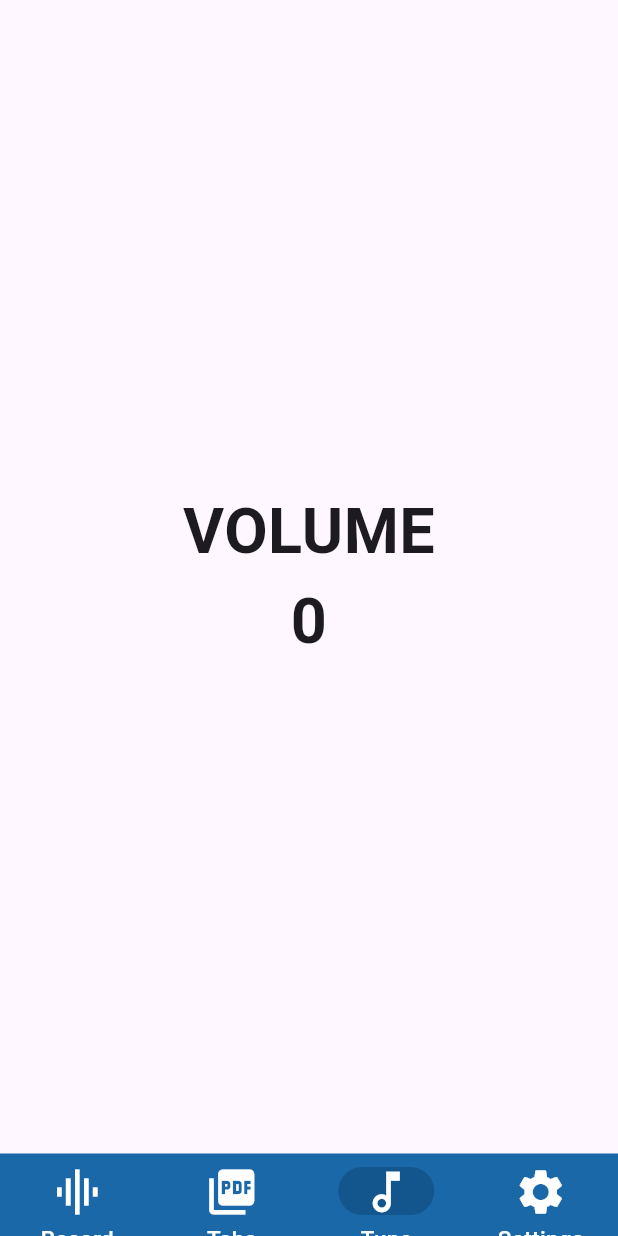
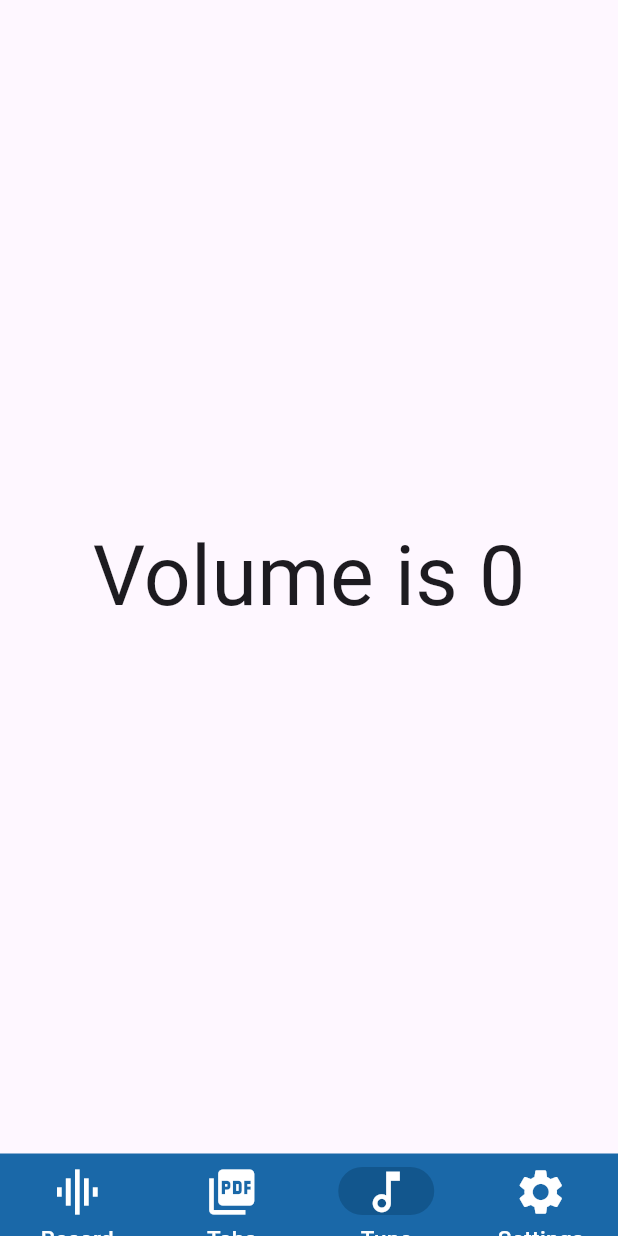
Before and after one commit to TymurBondar/Fretly, a Flutter app: the screen it shows after launch, on a phone screen of 412 x 824 dp. Run offline on Flutter 3.47's test engine with Material 3 defaults, Android fonts, the phone set to English and light mode, and no system bars; our stand-ins replace file_picker, open_file; missing offline and left inert: flutter_pdfview, record.

Commit message:
Detects the volume

```diff
--- a/lib/main.dart
+++ b/lib/main.dart
@@ -4,6 +4,12 @@ import 'package:flutter/material.dart';
 import 'package:record/record.dart';
 // import 'package:permission_handler/permission_handler.dart';
 // import 'package:pitch_detector_dart/pitch_detector.dart';
+
+// figure out a way to do this all at once
+import 'package:fretly/screens/record_screen.dart';
+import 'package:fretly/screens/tabs_screen.dart';
+import 'package:fretly/screens/tune_screen.dart';
+import 'package:fretly/screens/settings_screen.dart';
 
 void main() {
   runApp(const MaterialApp(home: MyApp()));
@@ -19,97 +25,19 @@ class MyApp extends StatefulWidget {
 class MyAppState extends State<MyApp> {
   int index = 2; // Initial index
 
-  // THIS CODE IS FOR THE AUDIO PROCESSING (I DON'T KNOW WHAT I AM DOING 10X)
-  final myRecording = AudioRecorder(); // I don't know where i should put this.
-  Timer? timer;
-  double volume = 0.0;
-  double minVolume = -45.0;
-
-  startTimer() async {
-    timer ??= Timer.periodic(
-        const Duration(milliseconds: 50), (timer) => updateVolume());
-  }
-
-  updateVolume() async {
-    Amplitude ampl = await myRecording.getAmplitude();
-    if (ampl.current > minVolume) {
-      setState(() {
-        volume = (ampl.current - minVolume) / minVolume;
-      });
-    }
-  }
-
-  int volume0to(int maxVolumeToDisplay) {
-    return (volume * maxVolumeToDisplay).round().abs();
-  }
-
-  Future<bool> startRecording() async {
-  // I used Permission_handler package before, I don't think I need it anymore but I will still keep it commented, DELETE IN THE FUTURE
-    // var permissionStatus = await Permission.microphone.request();
-    // log("${permissionStatus.isGranted}"); //permission is now granted
-  var permission = await myRecording.hasPermission();
-
-  if (permission) {
-    log(".hasPermission is working");
-    //there is an error in this try block
-    try {
-      if (!await myRecording.isRecording()) {
-        await myRecording.startStream(const RecordConfig(encoder: AudioEncoder.pcm16bits));
-        startTimer();
-      }
-    } catch (e) {
-      log("Error during recording setup: $e");
-      return false; // Return false if there is an error
-    }
-    log("Access to Microphone Granted");
-    return true;
-  } else {
-    log("Denied!!!!");
-    return false;
-  }
-}
-
-
-
   final screens = [
-    const Center(
-      child: Text(
-        "Record",
-        style: TextStyle(fontSize: 72),
-      ),
-    ),
-    const Center(
-      child: Text(
-        "Tabs",
-        style: TextStyle(fontSize: 72),
-      ),
-    ),
-    const Center(child: Text("yes", style: TextStyle(fontSize: 72))),
-    const Center(
-      child: Text(
-        "Settings",
-        style: TextStyle(fontSize: 72),
-      ),
-    ),
+    const RecordScreen(),
+    const TabsScreen(),
+    const TuneScreen(),
+    const SettingsScreen()
   ];
 
   @override
   Widget build(BuildContext context) {
-    return FutureBuilder(
-        future: startRecording(),
-        builder: (context, AsyncSnapshot<bool> snapshot) {
-          return Scaffold(
-            body: snapshot.hasData
-                ? Center(
-                  child: Text("VOLUME\n${volume0to(100)}",
-                      textAlign: TextAlign.center,
-                      style: const TextStyle(
-                          fontSize: 42, fontWeight: FontWeight.bold)),
-                )
-                : screens[index],
-            bottomNavigationBar: _buildNavigationBar(),
-          );
-        });
+    return Scaffold(
+      body: screens[index],
+      bottomNavigationBar: _buildNavigationBar(),
+    );
   }
 
   Widget _buildNavigationBar() {
```
